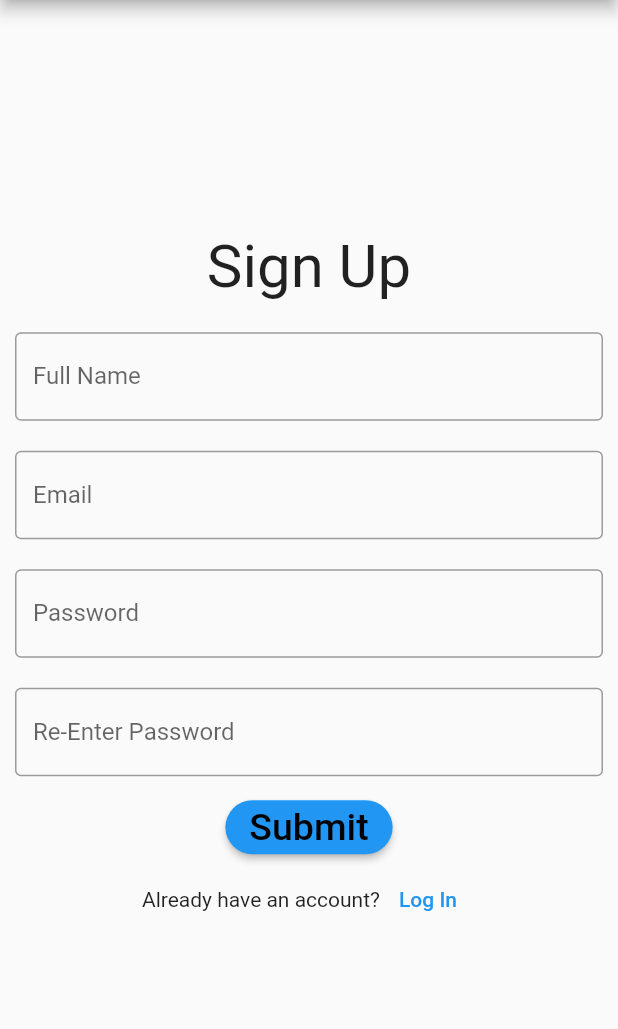
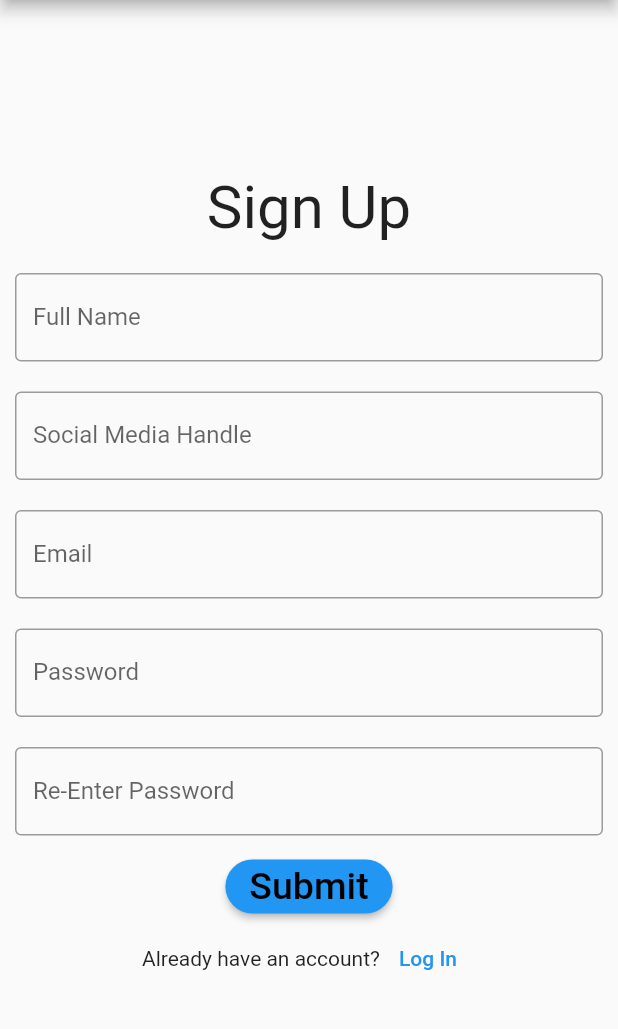
Before and after one commit to elizabethhillman/SeniorProjectGroup1, a Flutter app: the CreateAccount screen opened directly, on a phone screen of 412 x 824 dp, the part 84-1113 px from its top. Run offline on Flutter 3.47's test engine with Material 2 defaults, Android fonts, the light colour scheme and no system bars; our stand-ins replace animated_text_kit, charts_flutter, google_fonts; missing offline and left inert: mysql1.

Commit message:
edited home/account/social media to display actual user info

```diff
--- a/lib/pages/User.dart
+++ b/lib/pages/User.dart
@@ -6,20 +6,23 @@ class User {
     required this.name,
     required this.email,
     required this.password,
+    required this.handle,
   });
 
   String name;
   String email;
   String password;
+  String handle;
 }
 
-User currentUser = User(name: "", email: "", password: "");
+User currentUser = User(name: "", handle: "", email: "", password: "");
 List<User> allUsers = <User>[];
-void setCurrentUser(String name, String email, String password)
+void setCurrentUser(String name, String handle, String email, String password)
 {
   currentUser.email = email;
   currentUser.name = name;
   currentUser.password = password;
+  currentUser.handle = handle;
 }
 
 User getCurrentUser()
--- a/lib/pages/createAccount.dart
+++ b/lib/pages/createAccount.dart
@@ -18,12 +18,15 @@ class _CreateAccountState extends State<CreateAccount> {
   final passwordController = TextEditingController();
   final reEnterController = TextEditingController();
   final nameController = TextEditingController();
+  final handleController = TextEditingController();
+
 
   void clearControllers() {
     emailController.clear();
     passwordController.clear();
     reEnterController.clear();
     nameController.clear();
+    handleController.clear();
   }
 
   //https://stackoverflow.com/questions/53844052/how-to-make-an-alertdialog-in-flutter
@@ -79,6 +82,17 @@ class _CreateAccountState extends State<CreateAccount> {
           Padding(
             padding: const EdgeInsets.all(10),
             child: TextField(
+              controller: handleController,
+              obscureText: false,
+              decoration: const InputDecoration(
+                  border: OutlineInputBorder(),
+                  labelText: "Social Media Handle",
+                  hintText: "Enter your Social Media Handle"),
+            ),
+          ),
+          Padding(
+            padding: const EdgeInsets.all(10),
+            child: TextField(
               controller: emailController,
               obscureText: false,
               decoration: const InputDecoration(
@@ -127,10 +141,10 @@ class _CreateAccountState extends State<CreateAccount> {
                 alertMessage(context, "Error", "Email already exists");
               } else {
                 addUser(emailController.text, passwordController.text,
-                    nameController.text);
+                    nameController.text, handleController.text);
 
-                User u =  User(name: nameController.text, email: emailController.text, password: passwordController.text);
-                setCurrentUser(nameController.text, emailController.text, passwordController.text);
+                User u =  User(name: nameController.text, handle: handleController.text, email: emailController.text, password: passwordController.text);
+                setCurrentUser(nameController.text, handleController.text, emailController.text, passwordController.text);
                 allUsers.add(u);
 
                 // bool canSwitchPages = await foundUser(emailController.text, passwordController.text);
--- a/lib/pages/homePage.dart
+++ b/lib/pages/homePage.dart
@@ -1,5 +1,6 @@
 import 'package:animated_text_kit/animated_text_kit.dart';
 import 'package:charts_flutter/flutter.dart' as charts;
+import 'package:fitlife/pages/User.dart';
 import 'package:fitlife/pages/account.dart';
 import 'package:fitlife/pages/calorie.dart';
 import 'package:fitlife/pages/enterWeight.dart';
@@ -148,7 +149,7 @@ class _MyHomePageState extends State<MyHomePage> {
               Padding(
                 padding: EdgeInsets.only(left: 15.0),
                 child: Text(
-                  "Welcome Back, User",
+                  "Welcome Back, ${currentUser.name}",
                   style: GoogleFonts.montserrat(
                     fontSize: 30,
                   ),
--- a/lib/pages/socialMedia.dart
+++ b/lib/pages/socialMedia.dart
@@ -6,6 +6,7 @@ import 'package:fitlife/pages/homePage.dart';
 import 'package:fitlife/pages/post.dart';
 import 'package:fitlife/pages/searchFriends.dart';
 import 'package:fitlife/pages/searchTrainers.dart';
+import 'package:fitlife/pages/User.dart';
 
 class SocialMedia extends StatefulWidget {
   const SocialMedia({Key? key}) : super(key: key);
@@ -66,9 +67,8 @@ class _SocialMediaState extends State<SocialMedia> {
         children: [
           const SizedBox(height: 20),
           Row(
-            children: const [
-              Text(
-                '@username',
+            children:  [
+              Text("@${currentUser.handle}",
                 style: TextStyle(
                   fontSize: 18,
                   fontWeight: FontWeight.bold,
```
Also changed, not shown: lib/database.dart (+30 -16 lines), lib/main.dart (+6 -5 lines), lib/pages/account.dart (+13 -7 lines).
